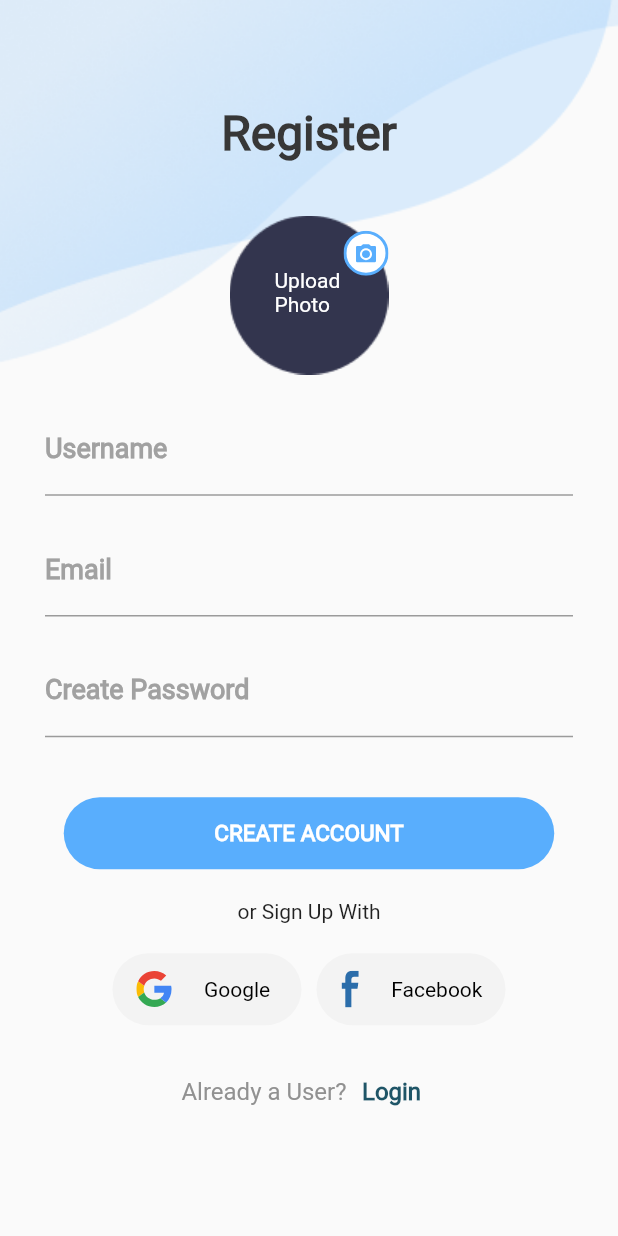
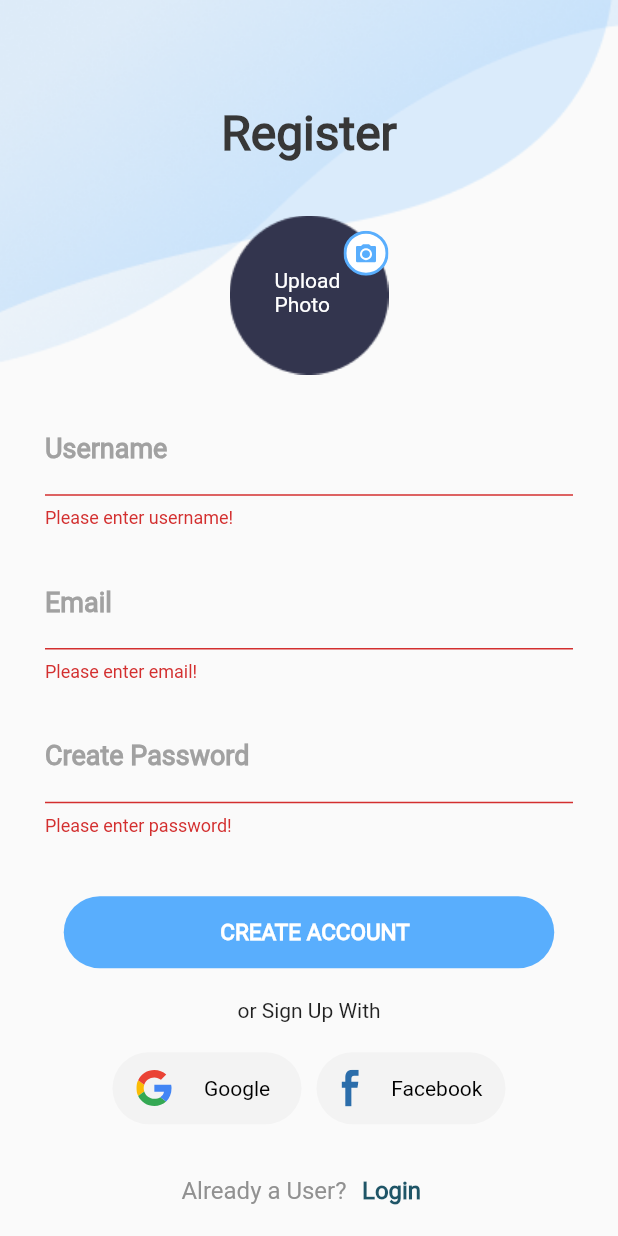
Before and after one commit to gautam232019/acadeque_student_app, a Flutter app: the RegisterScreen screen opened by its route, after a tap on "CREATE ACCOUNT", on a phone screen of 412 x 824 dp. Run offline on Flutter 3.47's test engine with Material 2 defaults, Android fonts, the phone set to English and light mode, and no system bars; drawn by our look-alikes of oktoast; our stand-ins replace dio, flutter_svg, get_storage; accounts and stored records are empty; project files that could hold a hidden picture were left out.

Commit message:
register api added

```diff
--- a/lib/modules/register/register_screen.dart
+++ b/lib/modules/register/register_screen.dart
@@ -1,4 +1,5 @@
 import 'package:acadeque_student_app/common/constrants/app_theme.dart';
+import 'package:acadeque_student_app/common/ui/ui_helpers.dart';
 import 'package:acadeque_student_app/modules/register/register_state.dart';
 import 'package:flutter/material.dart';
 import 'package:flutter_svg/flutter_svg.dart';
@@ -71,7 +72,11 @@ class RegisterScreen extends StatelessWidget {
                   padding: const EdgeInsets.only(
                       top: 20, left: 30, right: 30, bottom: 20),
                   child: TextFormField(
+                      onChanged: state.onUserNameChange,
                       validator: (val) {
+                        if (val == null || val.isEmpty) {
+                          return "Please enter username!";
+                        }
                         return null;
                       },
                       decoration: const InputDecoration(
@@ -95,7 +100,11 @@ class RegisterScreen extends StatelessWidget {
                   padding:
                       const EdgeInsets.only(left: 30, right: 30, bottom: 20),
                   child: TextFormField(
+                      onChanged: state.onEmailChange,
                       validator: (val) {
+                        if (val == null || val.isEmpty) {
+                          return "Please enter email!";
+                        }
                         return null;
                       },
                       decoration: const InputDecoration(
@@ -118,10 +127,12 @@ class RegisterScreen extends StatelessWidget {
                   padding:
                       const EdgeInsets.only(left: 30, right: 30, bottom: 20),
                   child: TextFormField(
+                      onChanged: state.onPasswordChange,
                       validator: (val) {
                         if (val == null || val.isEmpty) {
-                          return 'Enter password';
+                          return "Please enter password!";
                         }
+                        return null;
                       },
                       decoration: const InputDecoration(
                           labelText: "Create Password",
@@ -143,7 +154,9 @@ class RegisterScreen extends StatelessWidget {
                   height: 20,
                 ),
                 GestureDetector(
-                  onTap: () async {},
+                  onTap: () {
+                    state.onSubmit(context);
+                  },
                   child: Container(
                     height: 48,
                     width: 327,
@@ -151,15 +164,26 @@ class RegisterScreen extends StatelessWidget {
                       borderRadius: BorderRadius.circular(30),
                       color: primaryColor,
                     ),
-                    child: const Padding(
-                      padding: EdgeInsets.symmetric(horizontal: 5, vertical: 5),
+                    child: Padding(
+                      padding: const EdgeInsets.symmetric(
+                          horizontal: 5, vertical: 5),
                       child: Center(
-                        child: Text(
-                          'CREATE ACCOUNT',
-                          style: TextStyle(
-                              fontSize: 15,
-                              fontWeight: FontWeight.bold,
-                              color: Colors.white),
+                        child: Row(
+                          mainAxisAlignment: MainAxisAlignment.center,
+                          children: [
+                            if (state.loading)
+                              const CircularProgressIndicator(
+                                color: Colors.white,
+                              ),
+                            sWidthSpan,
+                            const Text(
+                              'CREATE ACCOUNT',
+                              style: TextStyle(
+                                  fontSize: 15,
+                                  fontWeight: FontWeight.bold,
+                                  color: Colors.white),
+                            ),
+                          ],
                         ),
                       ),
                     ),
--- a/lib/modules/register/register_state.dart
+++ b/lib/modules/register/register_state.dart
@@ -1,6 +1,47 @@
+import 'package:acadeque_student_app/core/http/http.dart';
+import 'package:acadeque_student_app/core/services/toast_service.dart';
 import 'package:acadeque_student_app/core/state/base_state.dart';
+import 'package:dio/dio.dart';
 import 'package:flutter/cupertino.dart';
 
 class RegisterState extends BaseState {
   final GlobalKey<FormState> formKey = GlobalKey<FormState>();
+  Dio dio = getHttp();
+
+  String userName = "";
+  String email = "";
+  String password = "";
+
+  onUserNameChange(val) {
+    userName = val;
+    notifyListeners();
+  }
+
+  onEmailChange(val) {
+    email = val;
+    notifyListeners();
+  }
+
+  onPasswordChange(val) {
+    password = val;
+    notifyListeners();
+  }
+
+  onSubmit(context) async {
+    setLoading(true);
+    if (formKey.currentState!.validate()) {
+      var data = {
+        "name": userName,
+        "email": email,
+        "password": password,
+      };
+      try {
+        final response = await dio.post("/students", data: data);
+        ToastService().s("Account created successfully!");
+        Navigator.pushNamedAndRemoveUntil(context, '/login', (route) => false);
+      } catch (err) {}
+    }
+
+    setLoading(false);
+  }
 }
--- a/lib/modules/splash/splash_state.dart
+++ b/lib/modules/splash/splash_state.dart
@@ -19,7 +19,6 @@ class SplashState extends BaseState {
       );
 
       if (token.isNotEmpty) {
-        print("laod kha mero ");
         checkToken(context);
       } else {
         Navigator.pushNamedAndRemoveUntil(context, "/login", (route) => false);
@@ -29,7 +28,6 @@ class SplashState extends BaseState {
   }
 
   checkToken(context) async {
-    print("yaha aepuge");
     try {
       await dio.get('/teachers?sort=-createdAt');
       Navigator.pushNamedAndRemoveUntil(context, '/welcome', (route) => false);
--- a/lib/modules/welcome_screen/welcome_screen.dart
+++ b/lib/modules/welcome_screen/welcome_screen.dart
@@ -13,6 +13,8 @@ class WelcomeScreen extends StatelessWidget {
           child: Text('kera'),
           onPressed: () {
             LocalStorageService().clear(LocalStorageKeys.accessToken);
+            Navigator.pushNamedAndRemoveUntil(
+                context, '/login', (route) => false);
           },
         ),
       ),
```
